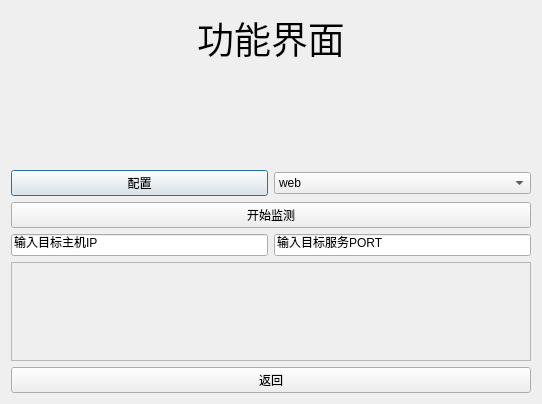
This is Network-service/dialog_function.ui in x6035/-QT- as Qt 5 draws it before an edit. The edited form follows.
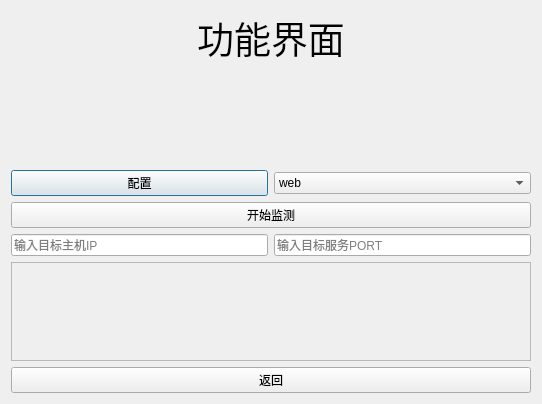
This is the edited form.

Diff of the .ui file:
```diff
--- a/Network-service/dialog_function.ui
+++ b/Network-service/dialog_function.ui
@@ -82,6 +82,9 @@
      <item>
       <widget class="QLineEdit" name="edit_ip">
        <property name="text">
+        <string/>
+       </property>
+       <property name="placeholderText">
         <string>输入目标主机IP</string>
        </property>
       </widget>
@@ -89,6 +92,9 @@
      <item>
       <widget class="QLineEdit" name="edit_port">
        <property name="text">
+        <string/>
+       </property>
+       <property name="placeholderText">
         <string>输入目标服务PORT</string>
        </property>
       </widget>
```
